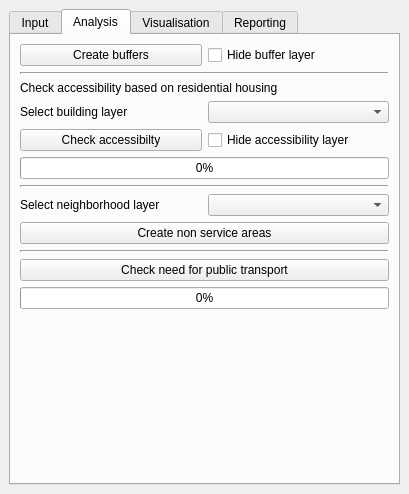
This is SpatialDecision/spatial_decision_dockwidget_base.ui in Matthie456/Bon_DenDuijn as Qt 5 draws it before an edit. The edited form follows.
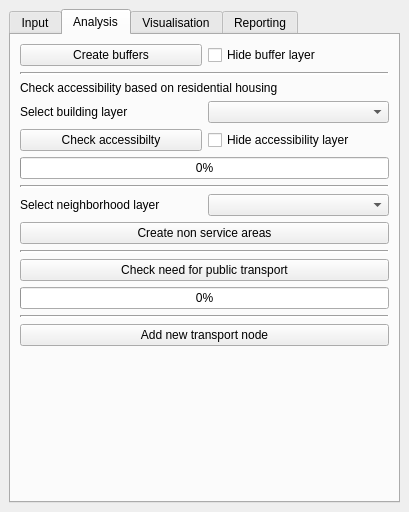
This is the edited form. The open tabs and pages were chosen to show the change.

Commit message: Made a start with add node function

The edit to the form file:
```diff
--- a/SpatialDecision/spatial_decision_dockwidget_base.ui
+++ b/SpatialDecision/spatial_decision_dockwidget_base.ui
@@ -7,7 +7,7 @@
     <x>0</x>
     <y>0</y>
     <width>409</width>
-    <height>494</height>
+    <height>512</height>
    </rect>
   </property>
   <property name="windowTitle">
@@ -249,6 +249,23 @@
             </property>
            </widget>
           </item>
+          <item>
+           <widget class="Line" name="line_4">
+            <property name="lineWidth">
+             <number>2</number>
+            </property>
+            <property name="orientation">
+             <enum>Qt::Horizontal</enum>
+            </property>
+           </widget>
+          </item>
+          <item>
+           <widget class="QPushButton" name="addNodeButton">
+            <property name="text">
+             <string>Add new transport node</string>
+            </property>
+           </widget>
+          </item>
          </layout>
         </item>
         <item>
```
The commit also changes 1 other file.
